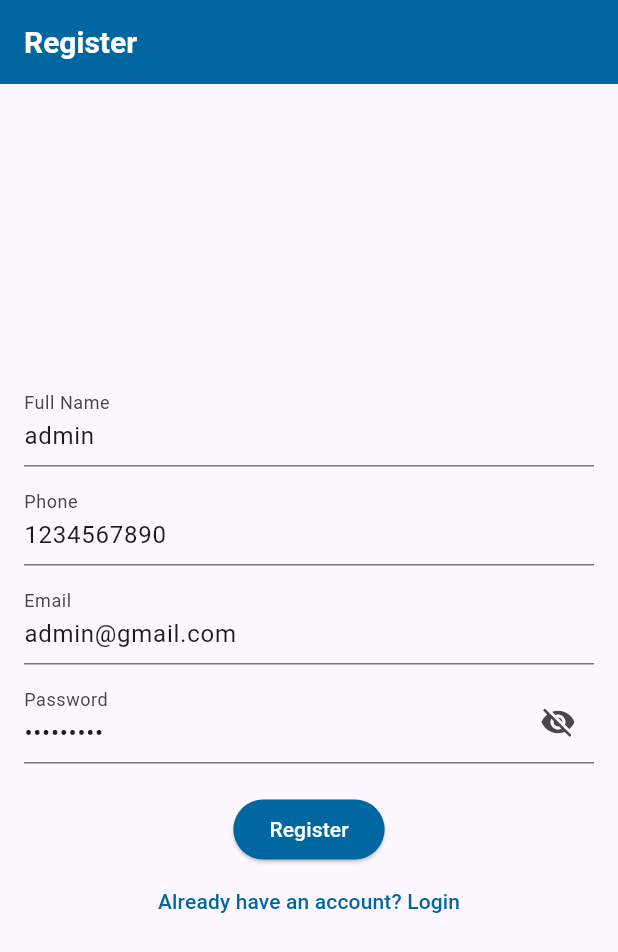
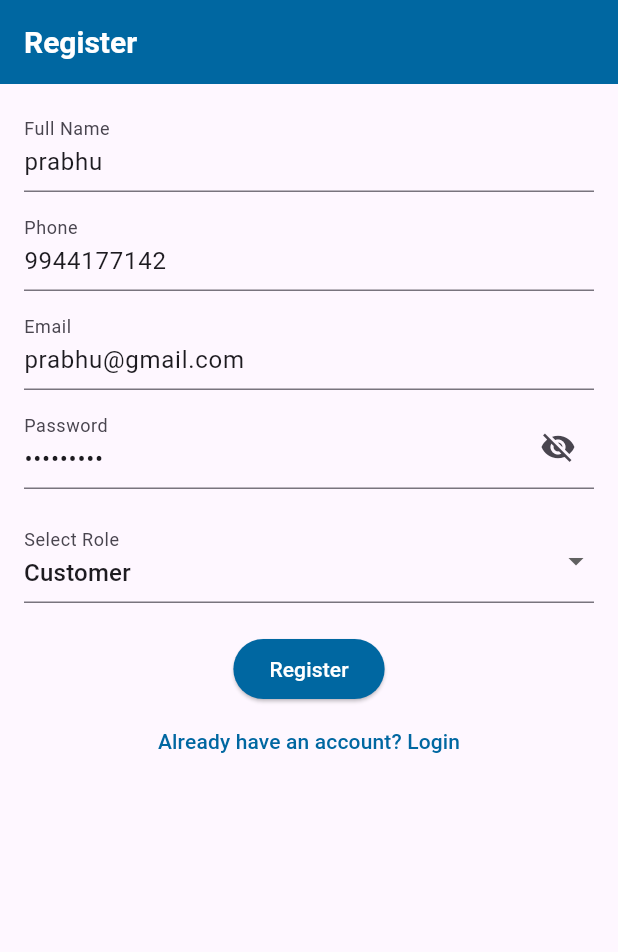
Before and after one commit to vprabhu1771/flutter_supabase_milk_subscription, a Flutter app: the RegisterScreen screen opened directly, on a phone screen of 412 x 824 dp. Shown: the top 952 px of the screen. Run offline on Flutter 3.47's test engine with Material 3 defaults, Android fonts, the light colour scheme and no system bars; our stand-ins replace fl_chart, flutter_datetime_picker_plus, flutter_dotenv, flutter_secure_storage, flutter_slidable, fluttertoast and 5 more; missing offline and left inert: flutter_polyline_points; accounts and stored records are empty.

Commit message:
RegisterScreen Role Dropdown added

```diff
--- a/lib/screens/auth/RegisterScreen.dart
+++ b/lib/screens/auth/RegisterScreen.dart
@@ -3,6 +3,8 @@ import 'package:flutter_secure_storage/flutter_secure_storage.dart';
 import 'package:supabase_flutter/supabase_flutter.dart';
 import 'package:fluttertoast/fluttertoast.dart';
 
+import '../../admin/AdminDashboard.dart';
+import '../../delivery/DeliveryDashboard.dart';
 import '../HomeScreen.dart';
 import 'LoginScreen.dart';
 
@@ -16,146 +18,193 @@ class RegisterScreen extends StatefulWidget {
 }
 
 class _RegisterScreenState extends State<RegisterScreen> {
+  final SupabaseClient _supabase = Supabase.instance.client;
   final _formKey = GlobalKey<FormState>();
-  final TextEditingController nameController = TextEditingController();
-  final TextEditingController phoneController = TextEditingController();
-  final TextEditingController emailController = TextEditingController();
-  final TextEditingController passwordController = TextEditingController();
+  final storage = FlutterSecureStorage();
 
-  final storage = FlutterSecureStorage(); // Secure storage instance
-  final supabase = Supabase.instance.client;
+  final TextEditingController nameController = TextEditingController(text: "prabhu");
+  final TextEditingController phoneController = TextEditingController(text: "9944177142");
+  final TextEditingController emailController = TextEditingController(text: "prabhu@gmail.com");
+  final TextEditingController passwordController = TextEditingController(text: "admin@123");
 
   bool _isLoading = false;
-  bool _obscureText = true; // To toggle password visibility
+  bool _obscureText = true;
 
-  @override
-  void initState() {
-    super.initState();
-    nameController.text = "admin";
-    phoneController.text = "1234567890";
-    emailController.text = "admin@gmail.com";
-    passwordController.text = "admin@123";
-  }
+  Map<String, dynamic>? _selectedRole = {'key': 'customer', 'value': 'Customer'};
+
+  final List<Map<String, dynamic>> roles = [
+    {'key': 'customer', 'value': 'Customer'},
+    {'key': 'delivery', 'value': 'Delivery'},
+    {'key': 'admin', 'value': 'Admin'},
+  ];
 
   Future<void> _signUp() async {
     if (!_formKey.currentState!.validate()) return;
+
     setState(() => _isLoading = true);
 
     try {
-      await supabase.auth.signUp(
-        email: emailController.text,
-        password: passwordController.text,
+      final signUpResponse = await _supabase.auth.signUp(
+        email: emailController.text.trim(),
+        password: passwordController.text.trim(),
         data: {
-          'name': nameController.text, // Add the name field
-          'phone': phoneController.text, // Add the phone field
+          'name': nameController.text.trim(),
+          'phone': phoneController.text.trim(),
         },
       );
 
-      Fluttertoast.showToast(msg: "Registration Successful!");
-      signIn();
+      if (signUpResponse.user != null) {
+        Fluttertoast.showToast(msg: "Registration Successful!");
+        await _signIn();
+      } else {
+        Fluttertoast.showToast(msg: "Registration failed.");
+      }
     } catch (error) {
       Fluttertoast.showToast(msg: "Error: ${error.toString()}");
-      print("Error: ${error.toString()}");
+    } finally {
+      setState(() => _isLoading = false);
     }
-    setState(() => _isLoading = false);
   }
 
-  Future<void> signIn() async {
+  Future<void> _signIn() async {
     try {
-      final response = await supabase.auth.signInWithPassword(
+      final response = await _supabase.auth.signInWithPassword(
         email: emailController.text.trim(),
         password: passwordController.text.trim(),
       );
 
       if (response.session != null) {
         await storage.write(key: 'session', value: response.session!.accessToken);
+        Fluttertoast.showToast(msg: "Login successful!");
 
-        ScaffoldMessenger.of(context).showSnackBar(
-          SnackBar(content: Text('Login successful!')),
-        );
-
-        Navigator.pop(context);
-        Navigator.of(context).push(
-          MaterialPageRoute(builder: (context) => HomeScreen(title: 'Home')),
-        );
+        final userId = response.user?.id;
+        if (userId != null) {
+          await _assignUserRole(userId);
+        }
       } else {
-        ScaffoldMessenger.of(context).showSnackBar(
-          SnackBar(content: Text('Login failed. Please try again.')),
-        );
+        Fluttertoast.showToast(msg: "Login failed. Please try again.");
       }
     } catch (error) {
-      ScaffoldMessenger.of(context).showSnackBar(
-        SnackBar(content: Text('Login failed: $error')),
-      );
+      Fluttertoast.showToast(msg: "Login failed: $error");
     }
+  }
+
+  Future<void> _assignUserRole(String userId) async {
+    try {
+      final roleResponse = await _supabase
+          .from('roles')
+          .select()
+          .eq('name', _selectedRole?['key'])
+          .single();
+
+      if (roleResponse != null) {
+        final roleId = roleResponse['id'];
+        final roleName = roleResponse['name'];
+
+        final insertResponse = await _supabase
+            .from('user_roles')
+            .insert({'user_id': userId, 'role_id': roleId})
+            .select()
+            .single();
+
+        if (insertResponse != null) {
+          Fluttertoast.showToast(msg: "Role assigned: $roleName");
+          _navigateBasedOnRole(roleName);
+        } else {
+          Fluttertoast.showToast(msg: "Failed to assign role.");
+        }
+      } else {
+        Fluttertoast.showToast(msg: "Role not found.");
+      }
+    } catch (e) {
+      Fluttertoast.showToast(msg: "Error assigning role: $e");
+    }
+  }
+
+  void _navigateBasedOnRole(String role) {
+    Widget screen;
+    switch (role) {
+      case 'admin':
+        screen = AdminDashboard(title: "Admin Dashboard");
+        break;
+      case 'delivery':
+        screen = DeliveryDashboard(title: "Delivery Dashboard");
+        break;
+      default:
+        screen = HomeScreen(title: 'Home');
+    }
+
+    Navigator.pushReplacement(context, MaterialPageRoute(builder: (_) => screen));
   }
 
   @override
   Widget build(BuildContext context) {
     return Scaffold(
       appBar: AppBar(title: Text('Register')),
-      body: Padding(
-        padding: EdgeInsets.all(16.0),
+      body: SingleChildScrollView(
+        padding: const EdgeInsets.all(16.0),
         child: Form(
           key: _formKey,
           child: Column(
-            mainAxisAlignment: MainAxisAlignment.center,
             children: [
-              TextFormField(
+              _buildTextField(
                 controller: nameController,
-                keyboardType: TextInputType.text,
-                decoration: InputDecoration(labelText: 'Full Name'),
-                validator: (value) =>
-                value!.isEmpty ? 'Enter a valid Full Name' : null,
+                label: 'Full Name',
+                validator: (value) => value!.isEmpty ? 'Enter a valid Full Name' : null,
               ),
-              SizedBox(height: 10),
-              TextFormField(
+              const SizedBox(height: 10),
+              _buildTextField(
                 controller: phoneController,
+                label: 'Phone',
                 keyboardType: TextInputType.phone,
-                decoration: InputDecoration(labelText: 'Phone'),
-                validator: (value) =>
-                value!.isEmpty ? 'Enter a valid Phone' : null,
+                validator: (value) => value!.isEmpty ? 'Enter a valid Phone' : null,
               ),
-              SizedBox(height: 10),
-              TextFormField(
+              const SizedBox(height: 10),
+              _buildTextField(
                 controller: emailController,
+                label: 'Email',
                 keyboardType: TextInputType.emailAddress,
-                decoration: InputDecoration(labelText: 'Email'),
-                validator: (value) =>
-                value!.isEmpty ? 'Enter a valid email' : null,
+                validator: (value) => value!.isEmpty ? 'Enter a valid email' : null,
               ),
-              SizedBox(height: 10),
-              TextFormField(
+              const SizedBox(height: 10),
+              _buildTextField(
                 controller: passwordController,
+                label: 'Password',
                 obscureText: _obscureText,
-                decoration: InputDecoration(
-                  labelText: 'Password',
-                  suffixIcon: IconButton(
-                    icon: Icon(_obscureText ? Icons.visibility_off : Icons.visibility),
-                    onPressed: () {
-                      setState(() {
-                        _obscureText = !_obscureText;
-                      });
-                    },
-                  ),
+                suffixIcon: IconButton(
+                  icon: Icon(_obscureText ? Icons.visibility_off : Icons.visibility),
+                  onPressed: () => setState(() => _obscureText = !_obscureText),
                 ),
-                validator: (value) =>
-                value!.length < 6 ? 'Password must be at least 6 characters' : null,
+                validator: (value) => value!.length < 6 ? 'Password must be at least 6 characters' : null,
               ),
-              SizedBox(height: 20),
+              const SizedBox(height: 20),
+              DropdownButtonFormField<Map<String, dynamic>>(
+                value: roles.firstWhere(
+                      (role) => role['key'] == _selectedRole?['key'],
+                  orElse: () => roles[0],
+                ),
+                decoration: const InputDecoration(labelText: 'Select Role'),
+                items: roles.map((role) {
+                  return DropdownMenuItem<Map<String, dynamic>>(
+                    value: role,
+                    child: Text(role['value']),
+                  );
+                }).toList(),
+                onChanged: (value) => setState(() => _selectedRole = value),
+                validator: (value) => value == null ? 'Please select a role' : null,
+              ),
+              const SizedBox(height: 20),
               _isLoading
-                  ? CircularProgressIndicator()
+                  ? const CircularProgressIndicator()
                   : ElevatedButton(
                 onPressed: _signUp,
-                child: Text('Register'),
+                child: const Text('Register'),
               ),
               TextButton(
-                onPressed: () {
-                  Navigator.of(context).pushReplacement(
-                    MaterialPageRoute(builder: (context) => LoginScreen(title: 'Login')),
-                  );
-                },
-                child: Text("Already have an account? Login"),
+                onPressed: () => Navigator.of(context).pushReplacement(
+                  MaterialPageRoute(builder: (_) => LoginScreen(title: 'Login')),
+                ),
+                child: const Text("Already have an account? Login"),
               ),
             ],
           ),
@@ -163,4 +212,24 @@ class _RegisterScreenState extends State<RegisterScreen> {
       ),
     );
   }
+
+  Widget _buildTextField({
+    required TextEditingController controller,
+    required String label,
+    TextInputType keyboardType = TextInputType.text,
+    String? Function(String?)? validator,
+    bool obscureText = false,
+    Widget? suffixIcon,
+  }) {
+    return TextFormField(
+      controller: controller,
+      keyboardType: keyboardType,
+      obscureText: obscureText,
+      decoration: InputDecoration(
+        labelText: label,
+        suffixIcon: suffixIcon,
+      ),
+      validator: validator,
+    );
+  }
 }
```
